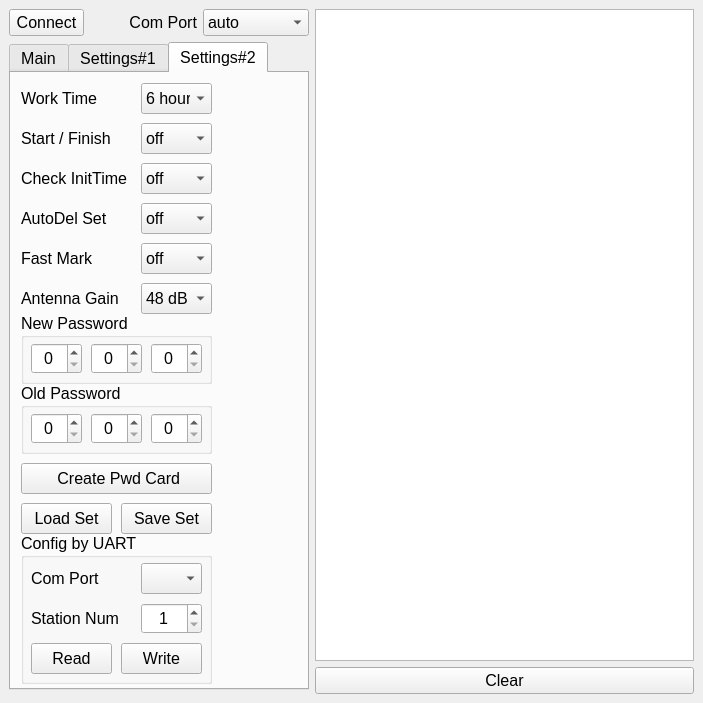
First picture: the form in design.ui, repository sportiduino/SportiduinoPQ, before the edit.
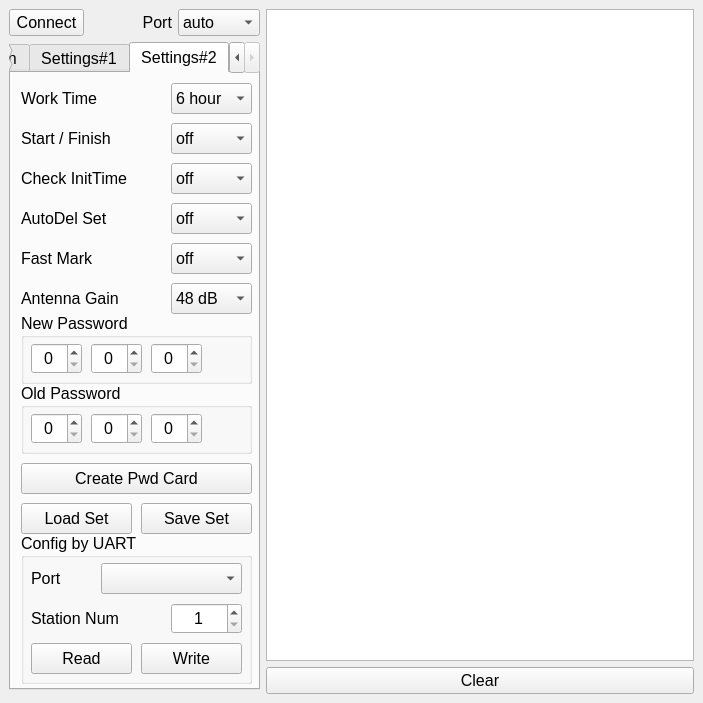
Second picture: the form after the edit. The open tabs and pages were chosen to show the change.

Commit message: Fix left panel width, translation and 'Connect' button behavior

```diff
--- a/design.ui
+++ b/design.ui
@@ -51,6 +51,9 @@
         </item>
         <item>
          <widget class="QLabel" name="label_8">
+          <property name="enabled">
+           <bool>true</bool>
+          </property>
           <property name="font">
            <font>
             <pointsize>12</pointsize>
@@ -60,7 +63,7 @@
            <locale language="English" country="UnitedStates"/>
           </property>
           <property name="text">
-           <string>Com Port</string>
+           <string>Port</string>
           </property>
           <property name="alignment">
            <set>Qt::AlignRight|Qt::AlignTrailing|Qt::AlignVCenter</set>
@@ -111,7 +114,7 @@
           <rect>
            <x>0</x>
            <y>0</y>
-           <width>300</width>
+           <width>251</width>
            <height>648</height>
           </rect>
          </property>
@@ -120,7 +123,7 @@
            <rect>
             <x>0</x>
             <y>0</y>
-            <width>300</width>
+            <width>251</width>
             <height>648</height>
            </rect>
           </property>
@@ -772,9 +775,9 @@
            <widget class="QComboBox" name="WorkTime">
             <property name="geometry">
              <rect>
-              <x>130</x>
+              <x>160</x>
               <y>10</y>
-              <width>71</width>
+              <width>81</width>
               <height>31</height>
              </rect>
             </property>
@@ -807,7 +810,7 @@
              <rect>
               <x>10</x>
               <y>10</y>
-              <width>111</width>
+              <width>141</width>
               <height>31</height>
              </rect>
             </property>
@@ -820,7 +823,7 @@
              <rect>
               <x>10</x>
               <y>50</y>
-              <width>111</width>
+              <width>141</width>
               <height>31</height>
              </rect>
             </property>
@@ -831,9 +834,9 @@
            <widget class="QComboBox" name="StartFinish">
             <property name="geometry">
              <rect>
-              <x>130</x>
+              <x>160</x>
               <y>50</y>
-              <width>71</width>
+              <width>81</width>
               <height>31</height>
              </rect>
             </property>
@@ -856,7 +859,7 @@
              <rect>
               <x>10</x>
               <y>90</y>
-              <width>111</width>
+              <width>141</width>
               <height>31</height>
              </rect>
             </property>
@@ -867,9 +870,9 @@
            <widget class="QComboBox" name="CheckInitTime">
             <property name="geometry">
              <rect>
-              <x>130</x>
+              <x>160</x>
               <y>90</y>
-              <width>71</width>
+              <width>81</width>
               <height>31</height>
              </rect>
             </property>
@@ -892,7 +895,7 @@
              <rect>
               <x>10</x>
               <y>130</y>
-              <width>111</width>
+              <width>141</width>
               <height>31</height>
              </rect>
             </property>
@@ -903,9 +906,9 @@
            <widget class="QComboBox" name="AutoDel">
             <property name="geometry">
              <rect>
-              <x>130</x>
+              <x>160</x>
               <y>130</y>
-              <width>71</width>
+              <width>81</width>
               <height>31</height>
              </rect>
             </property>
@@ -928,7 +931,7 @@
              <rect>
               <x>10</x>
               <y>390</y>
-              <width>191</width>
+              <width>231</width>
               <height>31</height>
              </rect>
             </property>
@@ -936,15 +939,15 @@
              <string>Creates the master card to write password and settings to a base station</string>
             </property>
             <property name="text">
-             <string> Create Pwd Card</string>
+             <string>Create Pwd Card</string>
             </property>
            </widget>
            <widget class="QPushButton" name="SaveSet">
             <property name="geometry">
              <rect>
-              <x>110</x>
+              <x>130</x>
               <y>430</y>
-              <width>91</width>
+              <width>111</width>
               <height>31</height>
              </rect>
             </property>
@@ -960,7 +963,7 @@
              <rect>
               <x>10</x>
               <y>430</y>
-              <width>91</width>
+              <width>111</width>
               <height>31</height>
              </rect>
             </property>
@@ -976,7 +979,7 @@
              <rect>
               <x>10</x>
               <y>240</y>
-              <width>191</width>
+              <width>231</width>
               <height>71</height>
              </rect>
             </property>
@@ -1052,7 +1055,7 @@
              <rect>
               <x>10</x>
               <y>310</y>
-              <width>191</width>
+              <width>231</width>
               <height>71</height>
              </rect>
             </property>
@@ -1128,7 +1131,7 @@
              <rect>
               <x>10</x>
               <y>460</y>
-              <width>191</width>
+              <width>231</width>
               <height>151</height>
              </rect>
             </property>
@@ -1138,9 +1141,9 @@
             <widget class="QComboBox" name="cbUartPort">
              <property name="geometry">
               <rect>
-               <x>120</x>
+               <x>80</x>
                <y>30</y>
-               <width>61</width>
+               <width>141</width>
                <height>31</height>
               </rect>
              </property>
@@ -1158,7 +1161,7 @@
               <rect>
                <x>10</x>
                <y>30</y>
-               <width>81</width>
+               <width>61</width>
                <height>31</height>
               </rect>
              </property>
@@ -1171,7 +1174,7 @@
               <locale language="English" country="UnitedStates"/>
              </property>
              <property name="text">
-              <string>Com Port</string>
+              <string>Port</string>
              </property>
              <property name="alignment">
               <set>Qt::AlignLeading|Qt::AlignLeft|Qt::AlignVCenter</set>
@@ -1182,7 +1185,7 @@
               <rect>
                <x>10</x>
                <y>70</y>
-               <width>101</width>
+               <width>131</width>
                <height>31</height>
               </rect>
              </property>
@@ -1206,7 +1209,7 @@
               <rect>
                <x>10</x>
                <y>110</y>
-               <width>81</width>
+               <width>101</width>
                <height>31</height>
               </rect>
              </property>
@@ -1220,9 +1223,9 @@
             <widget class="QPushButton" name="btnUartWrite">
              <property name="geometry">
               <rect>
-               <x>100</x>
+               <x>120</x>
                <y>110</y>
-               <width>81</width>
+               <width>101</width>
                <height>31</height>
               </rect>
              </property>
@@ -1236,9 +1239,9 @@
             <widget class="QSpinBox" name="sbStationNumByUart">
              <property name="geometry">
               <rect>
-               <x>120</x>
+               <x>150</x>
                <y>70</y>
-               <width>61</width>
+               <width>71</width>
                <height>31</height>
               </rect>
              </property>
@@ -1261,7 +1264,7 @@
              <rect>
               <x>10</x>
               <y>170</y>
-              <width>111</width>
+              <width>141</width>
               <height>31</height>
              </rect>
             </property>
@@ -1272,9 +1275,9 @@
            <widget class="QComboBox" name="cbFastMark">
             <property name="geometry">
              <rect>
-              <x>130</x>
+              <x>160</x>
               <y>170</y>
-              <width>71</width>
+              <width>81</width>
               <height>31</height>
              </rect>
             </property>
@@ -1295,9 +1298,9 @@
            <widget class="QComboBox" name="cbAntennaGain">
             <property name="geometry">
              <rect>
-              <x>130</x>
+              <x>160</x>
               <y>210</y>
-              <width>71</width>
+              <width>81</width>
               <height>31</height>
              </rect>
             </property>
@@ -1343,7 +1346,7 @@
              <rect>
               <x>10</x>
               <y>210</y>
-              <width>111</width>
+              <width>141</width>
               <height>31</height>
              </rect>
             </property>
```
Left out of the diff: 84 changed lines with no effect on the pictures. The commit also changes 6 other files.
